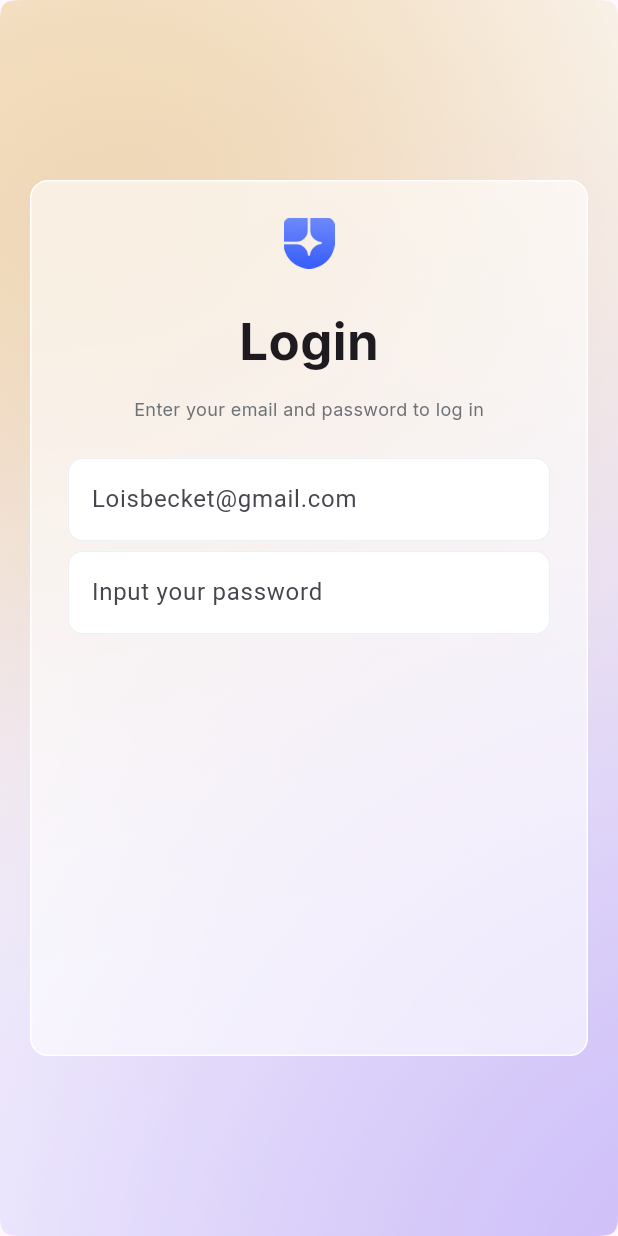
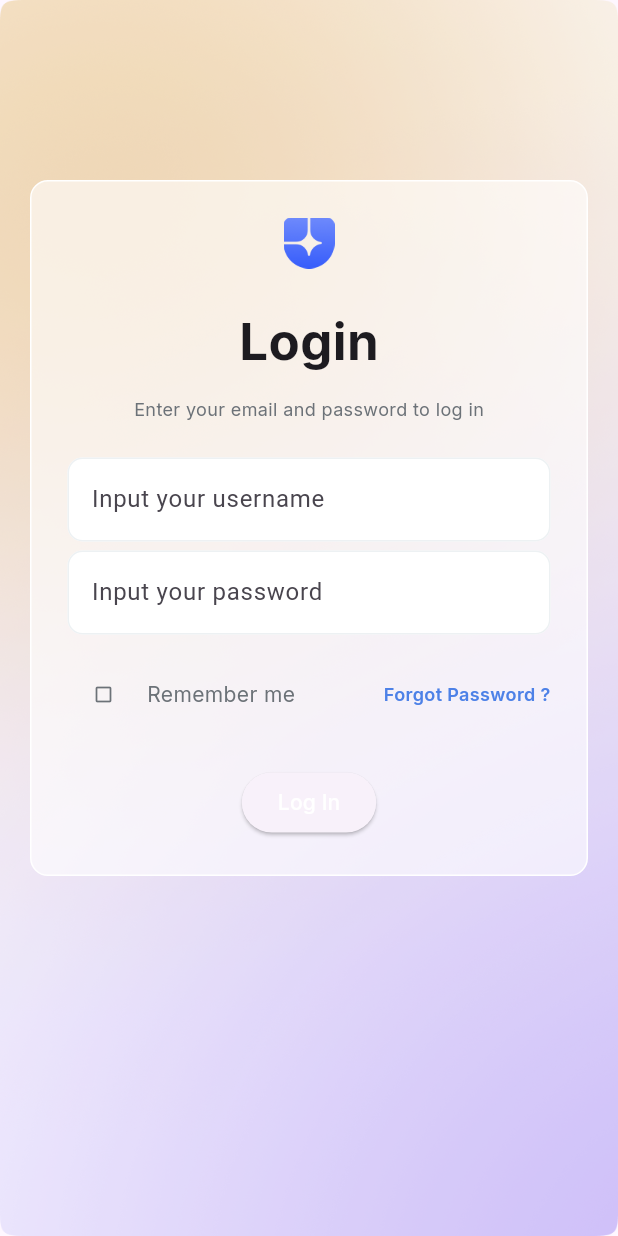
Before and after one commit to minipingu/veranza_labs, a Flutter app: the screen it shows after launch, on a phone screen of 412 x 824 dp. Run offline on Flutter 3.47's test engine with Material 3 defaults, Android fonts, the phone set to English and light mode, and no system bars; our stand-ins replace google_fonts.

Commit message:
komit masss

```diff
--- a/lib/pages/login_screen.dart
+++ b/lib/pages/login_screen.dart
@@ -20,8 +20,9 @@ class _LoginScreenState extends State<LoginScreen> {
               fit: BoxFit.fill,
             ),
           ),
-          Center(
-            child: Padding(
+          ListView(
+            children: [
+              Padding(
                 padding: const EdgeInsets.only(
                   top: 120,
                   bottom: 120,
@@ -30,7 +31,6 @@ class _LoginScreenState extends State<LoginScreen> {
                 ),
                 child: Container(
                   width: .infinity,
-                height: .infinity,
                   decoration: BoxDecoration(
                     color: Color(0xFFFFFFFF).withValues(alpha: 0.6),
                     borderRadius: BorderRadius.circular(12),
@@ -68,14 +68,20 @@ class _LoginScreenState extends State<LoginScreen> {
                         Column(
                           spacing: 16,
                           children: [
+                            // form username dan password
                             Column(
                               spacing: 6,
                               children: [
                                 TextFormField(
                                   decoration: InputDecoration(
-                                  hintText: 'Loisbecket@gmail.com',
+                                    hintText: 'Input your username',
                                     filled: true,
-                                  fillColor: Color.fromARGB(255, 255, 255, 255),
+                                    fillColor: Color.fromARGB(
+                                      255,
+                                      255,
+                                      255,
+                                      255,
+                                    ),
                                     enabledBorder: OutlineInputBorder(
                                       borderRadius: BorderRadius.circular(10),
                                       borderSide: BorderSide(
@@ -85,16 +91,27 @@ class _LoginScreenState extends State<LoginScreen> {
                                     focusedBorder: OutlineInputBorder(
                                       borderRadius: BorderRadius.circular(10),
                                       borderSide: BorderSide(
-                                      color: Color.fromARGB(255, 205, 238, 255),
+                                        color: Color.fromARGB(
+                                          255,
+                                          205,
+                                          238,
+                                          255,
+                                        ),
                                       ),
                                     ),
                                   ),
                                 ),
                                 TextFormField(
+                                  obscureText: true,
                                   decoration: InputDecoration(
                                     hintText: 'Input your password',
                                     filled: true,
-                                  fillColor: Color.fromARGB(255, 255, 255, 255),
+                                    fillColor: Color.fromARGB(
+                                      255,
+                                      255,
+                                      255,
+                                      255,
+                                    ),
                                     enabledBorder: OutlineInputBorder(
                                       borderRadius: BorderRadius.circular(10),
                                       borderSide: BorderSide(
@@ -104,7 +121,56 @@ class _LoginScreenState extends State<LoginScreen> {
                                     focusedBorder: OutlineInputBorder(
                                       borderRadius: BorderRadius.circular(10),
                                       borderSide: BorderSide(
-                                      color: Color.fromARGB(255, 205, 238, 255),
+                                        color: Color.fromARGB(
+                                          255,
+                                          205,
+                                          238,
+                                          255,
+                                        ),
+                                      ),
+                                    ),
+                                  ),
+                                ),
+                              ],
+                            ),
+                            Row(
+                              spacing: 5,
+                              children: [
+                                IconButton(
+                                  onPressed: () {},
+                                  icon: Icon(
+                                    Icons.check_box_outline_blank,
+                                    size: 14,
+                                  ),
+                                  color: Color(0xFF6C7278),
+                                ),
+                                Text(
+                                  'Remember me',
+                                  style: GoogleFonts.inter(
+                                    color: Color(0xFF6C7278),
+                                  ),
+                                ),
+                                Expanded(child: Container()),
+                                Text(
+                                  'Forgot Password ?',
+                                  style: GoogleFonts.inter(
+                                    color: Color(0xFF4D81E7),
+                                    fontWeight: .w600,
+                                    fontSize: 12,
+                                  ),
+                                ),
+                              ],
+                            ),
+                          ],
+                        ),
+                        ElevatedButton(
+                          onPressed: () {},
+                          child: Text(
+                            'Log In',
+                            style: GoogleFonts.inter(color: Color(0xFFFFFFFF)),
+                          ),
+                        ),
+                      ],
                     ),
                   ),
                 ),
@@ -113,14 +179,6 @@ class _LoginScreenState extends State<LoginScreen> {
           ),
         ],
       ),
-                    ],
-                  ),
-                ),
-              ),
-            ),
-          ),
-        ],
-      ),
     );
   }
 }
```
Lines whose indentation alone changed are shown as unchanged.
